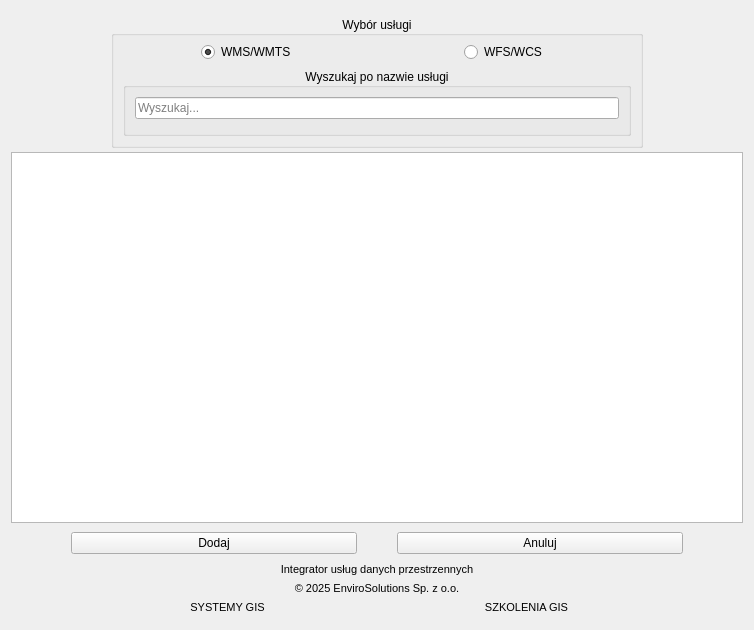
The window that integrator_uslug_danych_przestrzennych_dialog_base.ui (envirosolutionspl/integrator_uslug_danych_przestrzennych) describes before a commit, drawn with Qt 5.
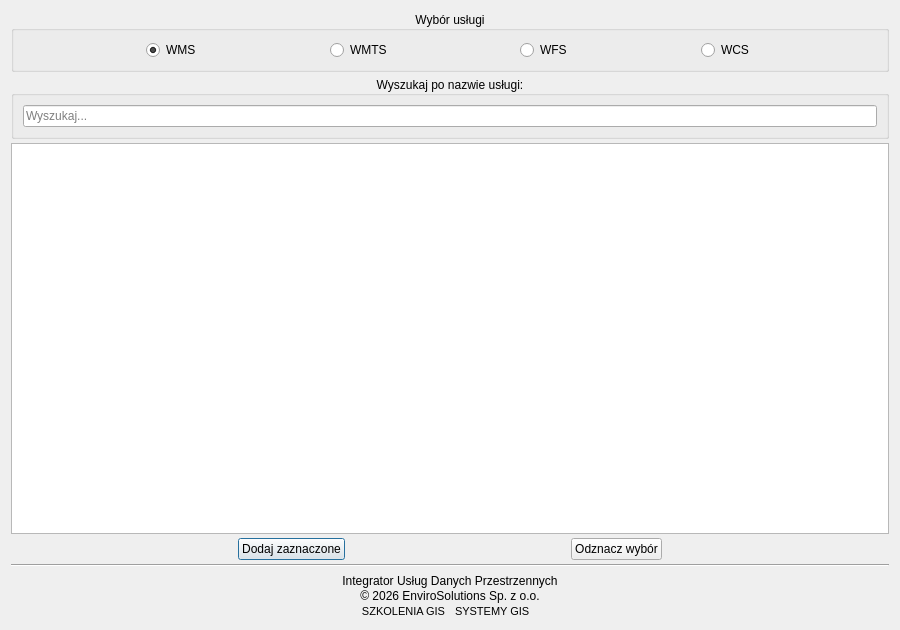
The same window after the commit. Icons and pictures are not drawn.

What changed in the file:
```diff
--- a/integrator_uslug_danych_przestrzennych_dialog_base.ui
+++ b/integrator_uslug_danych_przestrzennych_dialog_base.ui
@@ -6,7 +6,7 @@
    <rect>
     <x>0</x>
     <y>0</y>
-    <width>754</width>
+    <width>900</width>
     <height>630</height>
    </rect>
   </property>
@@ -23,12 +23,6 @@
    <iconset>
     <normaloff>images/icon.svg</normaloff>images/icon.svg</iconset>
   </property>
-  <property name="styleSheet">
-   <string notr="true"/>
-  </property>
-  <property name="sizeGripEnabled">
-   <bool>false</bool>
-  </property>
   <layout class="QGridLayout" name="gridLayout_2">
    <property name="horizontalSpacing">
     <number>6</number>
@@ -36,96 +30,398 @@
    <property name="verticalSpacing">
     <number>4</number>
    </property>
-   <item row="4" column="0" colspan="2">
+   <item row="7" column="0">
+    <layout class="QHBoxLayout" name="Stopka">
+     <item>
+      <widget class="QLabel" name="img_main">
+       <property name="sizePolicy">
+        <sizepolicy hsizetype="Maximum" vsizetype="Maximum">
+         <horstretch>0</horstretch>
+         <verstretch>0</verstretch>
+        </sizepolicy>
+       </property>
+       <property name="maximumSize">
+        <size>
+         <width>60</width>
+         <height>60</height>
+        </size>
+       </property>
+       <property name="pixmap">
+        <pixmap>images/icon.svg</pixmap>
+       </property>
+       <property name="scaledContents">
+        <bool>true</bool>
+       </property>
+       <property name="alignment">
+        <set>Qt::AlignCenter</set>
+       </property>
+      </widget>
+     </item>
+     <item>
+      <layout class="QVBoxLayout" name="verticalLayout_2">
+       <item>
+        <widget class="QLabel" name="lbl_pluginVersion">
+         <property name="minimumSize">
+          <size>
+           <width>0</width>
+           <height>18</height>
+          </size>
+         </property>
+         <property name="maximumSize">
+          <size>
+           <width>16777215</width>
+           <height>15</height>
+          </size>
+         </property>
+         <property name="text">
+          <string>Integrator Usług Danych Przestrzennych</string>
+         </property>
+         <property name="textFormat">
+          <enum>Qt::RichText</enum>
+         </property>
+         <property name="alignment">
+          <set>Qt::AlignCenter</set>
+         </property>
+        </widget>
+       </item>
+       <item>
+        <widget class="QLabel" name="lbl_copyrights">
+         <property name="minimumSize">
+          <size>
+           <width>0</width>
+           <height>15</height>
+          </size>
+         </property>
+         <property name="maximumSize">
+          <size>
+           <width>16777215</width>
+           <height>15</height>
+          </size>
+         </property>
+         <property name="text">
+          <string>© 2026 EnviroSolutions Sp. z o.o.</string>
+         </property>
+         <property name="textFormat">
+          <enum>Qt::RichText</enum>
+         </property>
+         <property name="alignment">
+          <set>Qt::AlignCenter</set>
+         </property>
+        </widget>
+       </item>
+       <item>
+        <layout class="QHBoxLayout" name="horizontalLayout">
+         <item>
+          <widget class="QLabel" name="lbl_szkolenia">
+           <property name="minimumSize">
+            <size>
+             <width>0</width>
+             <height>15</height>
+            </size>
+           </property>
+           <property name="maximumSize">
+            <size>
+             <width>16777215</width>
+             <height>15</height>
+            </size>
+           </property>
+           <property name="font">
+            <font>
+             <pointsize>8</pointsize>
+            </font>
+           </property>
+           <property name="layoutDirection">
+            <enum>Qt::LeftToRight</enum>
+           </property>
+           <property name="text">
+            <string>&lt;html&gt;&lt;head/&gt;&lt;body&gt;&lt;p&gt;&lt;a href=&quot;https://envirosolutions.pl/oferta-szkoleniowa/?utm_source=stopka&amp;utm_medium=wtyczka&amp;utm_campaign=organic&amp;utm_term=integrator_uslug_danych_przestrzennych&quot;&gt;&lt;span style=&quot; text-decoration: underline; color:#0000ff;&quot;&gt;SZKOLENIA GIS&lt;/span&gt;&lt;/a&gt;&lt;/p&gt;&lt;/body&gt;&lt;/html&gt;</string>
+           </property>
+           <property name="textFormat">
+            <enum>Qt::RichText</enum>
+           </property>
+           <property name="alignment">
+            <set>Qt::AlignRight|Qt::AlignTrailing|Qt::AlignVCenter</set>
+           </property>
+           <property name="margin">
+            <number>2</number>
+           </property>
+           <property name="openExternalLinks">
+            <bool>true</bool>
+           </property>
+           <property name="textInteractionFlags">
+            <set>Qt::TextBrowserInteraction</set>
+           </property>
+          </widget>
+         </item>
+         <item>
+          <spacer name="horizontalSpacer_9">
+           <property name="orientation">
+            <enum>Qt::Horizontal</enum>
+           </property>
+           <property name="sizeType">
+            <enum>QSizePolicy::Fixed</enum>
+           </property>
+           <property name="sizeHint" stdset="0">
+            <size>
+             <width>10</width>
+             <height>15</height>
+            </size>
+           </property>
+          </spacer>
+         </item>
+         <item>
+          <widget class="QLabel" name="lbl_email">
+           <property name="minimumSize">
+            <size>
+             <width>0</width>
+             <height>15</height>
+            </size>
+           </property>
+           <property name="maximumSize">
+            <size>
+             <width>16777215</width>
+             <height>15</height>
+            </size>
+           </property>
+           <property name="font">
+            <font>
+             <pointsize>8</pointsize>
+            </font>
+           </property>
+           <property name="text">
+            <string>&lt;html&gt;&lt;head/&gt;&lt;body&gt;&lt;p&gt;&lt;a href=&quot;https://envirosolutions.pl/systemy-opensource-gis/?utm_source=stopka&amp;utm_medium=wtyczka&amp;utm_campaign=organic&amp;utm_term=integrator_uslug_danych_przestrzennych&quot;&gt;&lt;span style=&quot; text-decoration: underline; color:#0000ff;&quot;&gt;SYSTEMY GIS&lt;/span&gt;&lt;/a&gt;&lt;/p&gt;&lt;/body&gt;&lt;/html&gt;</string>
+           </property>
+           <property name="textFormat">
+            <enum>Qt::RichText</enum>
+           </property>
+           <property name="alignment">
+            <set>Qt::AlignLeading|Qt::AlignLeft|Qt::AlignVCenter</set>
+           </property>
+           <property name="margin">
+            <number>2</number>
+           </property>
+           <property name="openExternalLinks">
+            <bool>true</bool>
+           </property>
+           <property name="textInteractionFlags">
+            <set>Qt::TextBrowserInteraction</set>
+           </property>
+          </widget>
+         </item>
+        </layout>
+       </item>
+      </layout>
+     </item>
+     <item>
+      <widget class="QLabel" name="img_es">
+       <property name="sizePolicy">
+        <sizepolicy hsizetype="Maximum" vsizetype="Maximum">
+         <horstretch>0</horstretch>
+         <verstretch>0</verstretch>
+        </sizepolicy>
+       </property>
+       <property name="maximumSize">
+        <size>
+         <width>60</width>
+         <height>60</height>
+        </size>
+       </property>
+       <property name="pixmap">
+        <pixmap>images/es_logo.svg</pixmap>
+       </property>
+       <property name="scaledContents">
+        <bool>true</bool>
+       </property>
+      </widget>
+     </item>
+    </layout>
+   </item>
+   <item row="0" column="0">
+    <widget class="QGroupBox" name="services_groupbox">
+     <property name="sizePolicy">
+      <sizepolicy hsizetype="Preferred" vsizetype="Preferred">
+       <horstretch>0</horstretch>
+       <verstretch>0</verstretch>
+      </sizepolicy>
+     </property>
+     <property name="layoutDirection">
+      <enum>Qt::LeftToRight</enum>
+     </property>
+     <property name="autoFillBackground">
+      <bool>false</bool>
+     </property>
+     <property name="title">
+      <string>Wybór usługi</string>
+     </property>
+     <property name="alignment">
+      <set>Qt::AlignCenter</set>
+     </property>
+     <layout class="QVBoxLayout" name="verticalLayout_3">
+      <item>
+       <layout class="QGridLayout" name="gridLayout_8">
+        <item row="1" column="1">
+         <widget class="QRadioButton" name="wms_rdbtn">
+          <property name="text">
+           <string>WMS</string>
+          </property>
+          <property name="checked">
+           <bool>true</bool>
+          </property>
+         </widget>
+        </item>
+        <item row="1" column="7">
+         <widget class="QRadioButton" name="wcs_rdbtn">
+          <property name="enabled">
+           <bool>true</bool>
+          </property>
+          <property name="layoutDirection">
+           <enum>Qt::LeftToRight</enum>
+          </property>
+          <property name="text">
+           <string>WCS</string>
+          </property>
+         </widget>
+        </item>
+        <item row="1" column="2">
+         <spacer name="horizontalSpacer_4">
+          <property name="orientation">
+           <enum>Qt::Horizontal</enum>
+          </property>
+          <property name="sizeHint" stdset="0">
+           <size>
+            <width>40</width>
+            <height>20</height>
+           </size>
+          </property>
+         </spacer>
+        </item>
+        <item row="1" column="0">
+         <spacer name="horizontalSpacer_7">
+          <property name="orientation">
+           <enum>Qt::Horizontal</enum>
+          </property>
+          <property name="sizeHint" stdset="0">
+           <size>
+            <width>20</width>
+            <height>20</height>
+           </size>
+          </property>
+         </spacer>
+        </item>
+        <item row="1" column="3">
+         <widget class="QRadioButton" name="wmts_rdbtn">
+          <property name="text">
+           <string>WMTS</string>
+          </property>
+         </widget>
+        </item>
+        <item row="1" column="4">
+         <spacer name="horizontalSpacer_5">
+          <property name="orientation">
+           <enum>Qt::Horizontal</enum>
+          </property>
+          <property name="sizeHint" stdset="0">
+           <size>
+            <width>40</width>
+            <height>20</height>
+           </size>
+          </property>
+         </spacer>
+        </item>
+        <item row="1" column="5">
+         <widget class="QRadioButton" name="wfs_rdbtn">
+          <property name="text">
+           <string>WFS</string>
+          </property>
+         </widget>
+        </item>
+        <item row="1" column="6">
+         <spacer name="horizontalSpacer_6">
+          <property name="orientation">
+           <enum>Qt::Horizontal</enum>
+          </property>
+          <property name="sizeHint" stdset="0">
+           <size>
+            <width>40</width>
+            <height>20</height>
+           </size>
+          </property>
+         </spacer>
+        </item>
+        <item row="1" column="8">
+         <spacer name="horizontalSpacer_8">
+          <property name="orientation">
+           <enum>Qt::Horizontal</enum>
+          </property>
+          <property name="sizeHint" stdset="0">
+           <size>
+            <width>40</width>
+            <height>20</height>
+           </size>
+          </property>
+         </spacer>
+        </item>
+       </layout>
+      </item>
+     </layout>
+    </widget>
+   </item>
+   <item row="3" column="0">
     <widget class="QTableView" name="services_table">
-     <property name="toolTip">
-      <string>Wciśnij Ctrl aby zaznaczyć więcej usług</string>
-     </property>
-     <property name="frameShape">
-      <enum>QFrame::StyledPanel</enum>
-     </property>
      <property name="selectionBehavior">
       <enum>QAbstractItemView::SelectRows</enum>
      </property>
     </widget>
    </item>
-   <item row="6" column="0" colspan="2">
+   <item row="1" column="0">
+    <widget class="QGroupBox" name="groupBox">
+     <property name="title">
+      <string>Wyszukaj po nazwie usługi:</string>
+     </property>
+     <property name="alignment">
+      <set>Qt::AlignCenter</set>
+     </property>
+     <layout class="QVBoxLayout" name="verticalLayout">
+      <item>
+       <widget class="QLineEdit" name="search_lineedit">
+        <property name="placeholderText">
+         <string>Wyszukaj...</string>
+        </property>
+        <property name="clearButtonEnabled">
+         <bool>true</bool>
+        </property>
+       </widget>
+      </item>
+     </layout>
+    </widget>
+   </item>
+   <item row="4" column="0">
     <layout class="QGridLayout" name="gridLayout_3">
-     <property name="topMargin">
-      <number>5</number>
-     </property>
-     <property name="bottomMargin">
-      <number>5</number>
-     </property>
      <item row="0" column="1">
       <widget class="QPushButton" name="add_btn">
-       <property name="enabled">
-        <bool>true</bool>
-       </property>
        <property name="toolTip">
         <string>Dodaje usługę do projektu</string>
        </property>
        <property name="text">
-        <string>Dodaj</string>
-       </property>
-       <property name="autoDefault">
-        <bool>false</bool>
+        <string>Dodaj zaznaczone</string>
        </property>
       </widget>
      </item>
-     <item row="0" column="2">
-      <spacer name="horizontalSpacer_3">
-       <property name="orientation">
-        <enum>Qt::Horizontal</enum>
-       </property>
-       <property name="sizeType">
-        <enum>QSizePolicy::Preferred</enum>
-       </property>
-       <property name="sizeHint" stdset="0">
-        <size>
-         <width>40</width>
-         <height>20</height>
-        </size>
-       </property>
-      </spacer>
-     </item>
      <item row="0" column="3">
       <widget class="QPushButton" name="reject_btn">
        <property name="toolTip">
         <string>Czyści zaznaczone wiersze tabeli</string>
        </property>
        <property name="text">
-        <string>Anuluj</string>
-       </property>
-       <property name="autoDefault">
-        <bool>false</bool>
+        <string>Odznacz wybór</string>
        </property>
       </widget>
      </item>
-     <item row="0" column="0">
-      <spacer name="horizontalSpacer">
-       <property name="orientation">
-        <enum>Qt::Horizontal</enum>
-       </property>
-       <property name="sizeType">
-        <enum>QSizePolicy::Minimum</enum>
-       </property>
-       <property name="sizeHint" stdset="0">
-        <size>
-         <width>60</width>
-         <height>20</height>
-        </size>
-       </property>
-      </spacer>
-     </item>
      <item row="0" column="4">
       <spacer name="horizontalSpacer_2">
        <property name="orientation">
         <enum>Qt::Horizontal</enum>
        </property>
-       <property name="sizeType">
-        <enum>QSizePolicy::Minimum</enum>
-       </property>
        <property name="sizeHint" stdset="0">
         <size>
          <width>60</width>
@@ -134,312 +430,27 @@
        </property>
       </spacer>
      </item>
-    </layout>
-   </item>
-   <item row="8" column="0" colspan="2">
-    <layout class="QHBoxLayout" name="Stopka">
-     <property name="spacing">
-      <number>5</number>
-     </property>
-     <property name="leftMargin">
-      <number>5</number>
-     </property>
-     <property name="topMargin">
-      <number>0</number>
-     </property>
-     <property name="rightMargin">
-      <number>5</number>
-     </property>
-     <property name="bottomMargin">
-      <number>5</number>
-     </property>
-     <item>
-      <widget class="QLabel" name="img_main">
-       <property name="maximumSize">
-        <size>
-         <width>60</width>
-         <height>60</height>
-        </size>
+     <item row="0" column="0">
+      <spacer name="horizontalSpacer">
+       <property name="orientation">
+        <enum>Qt::Horizontal</enum>
        </property>
-       <property name="text">
-        <string/>
-       </property>
-       <property name="pixmap">
-        <pixmap>images/icon.svg</pixmap>
-       </property>
-       <property name="scaledContents">
-        <bool>true</bool>
-       </property>
-       <property name="alignment">
-        <set>Qt::AlignCenter</set>
-       </property>
-       <property name="margin">
-        <number>12</number>
-       </property>
-      </widget>
-     </item>
-     <item>
-      <layout class="QGridLayout" name="gridLayout_11">
-       <property name="spacing">
-        <number>6</number>
-       </property>
-       <item row="2" column="0">
-        <widget class="QLabel" name="lbl_email_3">
-         <property name="font">
-          <font>
-           <pointsize>8</pointsize>
-          </font>
-         </property>
-         <property name="text">
-          <string>&lt;html&gt;&lt;head/&gt;&lt;body&gt;&lt;p&gt;&lt;a href=&quot;https://envirosolutions.pl/systemy-opensource-gis/?utm_source=stopka&amp;utm_medium=wtyczka&amp;utm_campaign=organic&amp;utm_term=integrator_uslug_danych_przestrzennych&quot;&gt;&lt;span style=&quot; text-decoration: underline; color:#0000ff;&quot;&gt;SYSTEMY GIS&lt;/span&gt;&lt;/a&gt;&lt;/p&gt;&lt;/body&gt;&lt;/html&gt;</string>
-         </property>
-         <property name="textFormat">
-          <enum>Qt::MarkdownText</enum>
-         </property>
-         <property name="alignment">
-          <set>Qt::AlignCenter</set>
-         </property>
-         <property name="openExternalLinks">
-          <bool>true</bool>
-         </property>
-         <property name="textInteractionFlags">
-          <set>Qt::TextBrowserInteraction</set>
-         </property>
-        </widget>
-       </item>
-       <item row="2" column="1">
-        <widget class="QLabel" name="label">
-         <property name="font">
-          <font>
-           <pointsize>8</pointsize>
-          </font>
-         </property>
-         <property name="text">
-          <string>&lt;html&gt;&lt;head/&gt;&lt;body&gt;&lt;p&gt;&lt;a href=&quot;https://envirosolutions.pl/oferta-szkoleniowa/?utm_source=stopka&amp;utm_medium=wtyczka&amp;utm_campaign=organic&amp;utm_term=integrator_uslug_danych_przestrzennych&quot;&gt;&lt;span style=&quot; text-decoration: underline; color:#0000ff;&quot;&gt;SZKOLENIA GIS&lt;/span&gt;&lt;/a&gt;&lt;/p&gt;&lt;/body&gt;&lt;/html&gt;</string>
-         </property>
-         <property name="textFormat">
-          <enum>Qt::MarkdownText</enum>
-         </property>
-         <property name="alignment">
-          <set>Qt::AlignCenter</set>
-         </property>
-         <property name="openExternalLinks">
-          <bool>true</bool>
-         </property>
-         <property name="textInteractionFlags">
-          <set>Qt::TextBrowserInteraction</set>
-         </property>
-        </widget>
-       </item>
-       <item row="1" column="0" colspan="2">
-        <widget class="QLabel" name="lbl_copyrights_3">
-         <property name="font">
-          <font>
-           <pointsize>8</pointsize>
-          </font>
-         </property>
-         <property name="text">
-          <string>&lt;html&gt;&lt;head/&gt;&lt;body&gt;&lt;p&gt;© 2025 EnviroSolutions Sp. z o.o.&lt;/p&gt;&lt;/body&gt;&lt;/html&gt;</string>
-         </property>
-         <property name="textFormat">
-          <enum>Qt::RichText</enum>
-         </property>
-         <property name="alignment">
-          <set>Qt::AlignCenter</set>
-         </property>
-         <property name="openExternalLinks">
-          <bool>true</bool>
-         </property>
-         <property name="textInteractionFlags">
-          <set>Qt::TextBrowserInteraction</set>
-         </property>
-        </widget>
-       </item>
-       <item row="0" column="0" colspan="2">
-        <widget class="QLabel" name="lbl_pluginVersion">
-         <property name="font">
-          <font>
-           <pointsize>8</pointsize>
-          </font>
-         </property>
-         <property name="text">
-          <string>Integrator usług danych przestrzennych</string>
-         </property>
-         <property name="alignment">
-          <set>Qt::AlignCenter</set>
-         </property>
-        </widget>
-       </item>
-      </layout>
-     </item>
-     <item>
-      <widget class="QLabel" name="img_es">
-       <property name="sizePolicy">
-        <sizepolicy hsizetype="Maximum" vsizetype="Minimum">
-         <horstretch>0</horstretch>
-         <verstretch>0</verstretch>
-        </sizepolicy>
-       </property>
-       <property name="maximumSize">
+       <property name="sizeHint" stdset="0">
         <size>
          <width>60</width>
-         <height>60</height>
+         <height>20</height>
         </size>
        </property>
-       <property name="font">
-        <font>
-         <pointsize>19</pointsize>
-        </font>
-       </property>
-       <property name="mouseTracking">
-        <bool>true</bool>
-       </property>
-       <property name="text">
-        <string/>
-       </property>
-       <property name="pixmap">
-        <pixmap>images/es_logo.svg</pixmap>
-       </property>
-       <property name="scaledContents">
-        <bool>true</bool>
-       </property>
-       <property name="margin">
-        <number>0</number>
-       </property>
-      </widget>
+      </spacer>
      </item>
-    </layout>
-   </item>
-   <item row="0" column="0" colspan="2">
-    <layout class="QGridLayout" name="gridLayout">
-     <property name="topMargin">
-      <number>5</number>
-     </property>
      <item row="0" column="2">
-      <widget class="QGroupBox" name="services_groupbox">
-       <property name="sizePolicy">
-        <sizepolicy hsizetype="Minimum" vsizetype="Minimum">
-         <horstretch>0</horstretch>
-         <verstretch>0</verstretch>
-        </sizepolicy>
-       </property>
-       <property name="title">
-        <string>Wybór usługi</string>
-       </property>
-       <property name="alignment">
-        <set>Qt::AlignCenter</set>
-       </property>
-       <layout class="QVBoxLayout" name="verticalLayout_3">
-        <property name="topMargin">
-         <number>6</number>
-        </property>
-        <item>
-         <layout class="QGridLayout" name="gridLayout_8">
-          <item row="0" column="1" alignment="Qt::AlignHCenter">
-           <widget class="QRadioButton" name="wfs_rdbtn">
-            <property name="toolTip">
-             <string>pozwala szybko wyszukiwać najaktualniejsze dane dla zadanego obszaru</string>
-            </property>
-            <property name="text">
-             <string>WFS/WCS</string>
-            </property>
-            <property name="checked">
-             <bool>false</bool>
-            </property>
-           </widget>
-          </item>
-          <item row="0" column="0" alignment="Qt::AlignHCenter">
-           <widget class="QRadioButton" name="wms_rdbtn">
-            <property name="toolTip">
-             <string>Pozwala na pobieranie danych aktualnych i archiwalnych</string>
-            </property>
-            <property name="text">
-             <string>WMS/WMTS</string>
-            </property>
-            <property name="checked">
-             <bool>true</bool>
-            </property>
-           </widget>
-          </item>
-         </layout>
-        </item>
-        <item>
-         <widget class="QGroupBox" name="groupBox">
-          <property name="inputMethodHints">
-           <set>Qt::ImhFormattedNumbersOnly</set>
-          </property>
-          <property name="title">
-           <string>Wyszukaj po nazwie usługi</string>
-          </property>
-          <property name="alignment">
-           <set>Qt::AlignCenter</set>
-          </property>
-          <layout class="QVBoxLayout" name="verticalLayout">
-           <item>
-            <widget class="QLineEdit" name="search_lineedit">
-             <property name="sizePolicy">
-              <sizepolicy hsizetype="Minimum" vsizetype="Fixed">
-               <horstretch>0</horstretch>
-               <verstretch>0</verstretch>
-              </sizepolicy>
-             </property>
-             <property name="placeholderText">
-              <string>Wyszukaj...</string>
-             </property>
-             <property name="clearButtonEnabled">
-              <bool>true</bool>
-             </property>
-            </widget>
-           </item>
-           <item>
-            <spacer name="verticalSpacer">
-             <property name="orientation">
-              <enum>Qt::Vertical</enum>
-             </property>
-             <property name="sizeType">
-              <enum>QSizePolicy::Minimum</enum>
-             </property>
-             <property name="sizeHint" stdset="0">
-              <size>
-               <width>20</width>
-               <height>5</height>
-              </size>
-             </property>
-            </spacer>
-           </item>
-          </layout>
-         </widget>
-        </item>
-       </layout>
-      </widget>
-     </item>
-     <item row="0" column="1">
-      <spacer name="horizontalSpacer_4">
+      <spacer name="horizontalSpacer_3">
        <property name="orientation">
         <enum>Qt::Horizontal</enum>
        </property>
-       <property name="sizeType">
-        <enum>QSizePolicy::Fixed</enum>
-       </property>
        <property name="sizeHint" stdset="0">
         <size>
-         <width>100</width>
-         <height>20</height>
-        </size>
-       </property>
-      </spacer>
-     </item>
-     <item row="0" column="3">
-      <spacer name="horizontalSpacer_5">
-       <property name="orientation">
-        <enum>Qt::Horizontal</enum>
-       </property>
-       <property name="sizeType">
-        <enum>QSizePolicy::Fixed</enum>
-       </property>
-       <property name="sizeHint" stdset="0">
-        <size>
-         <width>100</width>
+         <width>40</width>
          <height>20</height>
         </size>
        </property>
@@ -447,6 +458,13 @@
      </item>
     </layout>
    </item>
+   <item row="6" column="0">
+    <widget class="Line" name="line">
+     <property name="orientation">
+      <enum>Qt::Horizontal</enum>
+     </property>
+    </widget>
+   </item>
   </layout>
  </widget>
  <tabstops>
```
Left out of the diff: 18 changed lines with no effect on the pictures.
